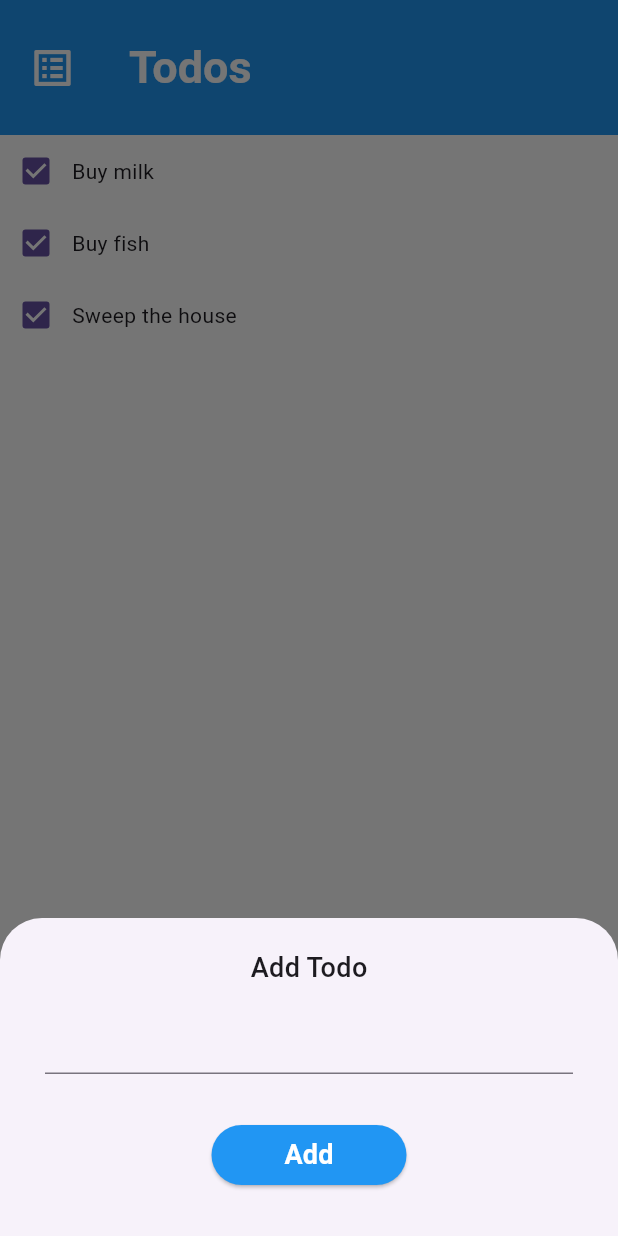
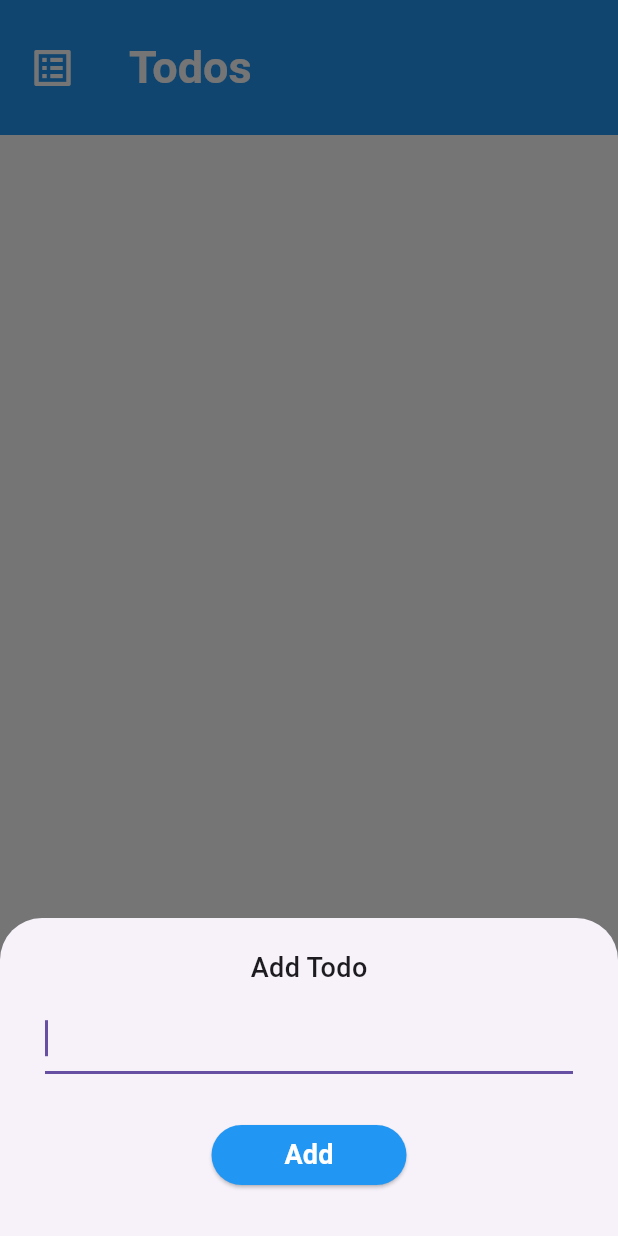
Before and after one commit to LordOlumide/todo_bootcamp, a Flutter app: the TodoScreen screen opened directly, after a tap on the "add" icon, on a phone screen of 412 x 824 dp. Run offline on Flutter 3.47's test engine with Material 3 defaults, Android fonts, the phone set to English and light mode, and no system bars.

Commit message:
Implemented adding todos

```diff
--- a/lib/models/todo_model.dart
+++ b/lib/models/todo_model.dart
@@ -1,14 +1,14 @@
 class Todo {
   final String content;
-  // final bool isDone;
+  final bool isDone;
 
   const Todo({
     required this.content,
-    // required this.isDone,
+    required this.isDone,
   });
 
   @override
   String toString() {
-    return 'Todo(content: $content)';
+    return 'Todo(content: $content, isDone: $isDone)';
   }
 }
--- a/lib/screens/todo_screen.dart
+++ b/lib/screens/todo_screen.dart
@@ -11,16 +11,10 @@ class TodoScreen extends StatefulWidget {
 }
 
 class _TodoScreenState extends State<TodoScreen> {
-  List<Todo> dummyTodos = [
-    Todo(content: 'Buy milk'),
-    Todo(content: 'Buy fish'),
-    Todo(content: 'Sweep the house'),
-  ];
+  List<Todo> todos = [];
 
   @override
   Widget build(BuildContext context) {
-    print(dummyTodos);
-
     return Scaffold(
       backgroundColor: Colors.white,
       appBar: AppBar(
@@ -46,7 +40,7 @@ class _TodoScreenState extends State<TodoScreen> {
           );
           if (result != null && result is String) {
             setState(() {
-              dummyTodos.add(Todo(content: result));
+              todos.add(Todo(content: result, isDone: false));
             });
           }
         },
@@ -57,14 +51,17 @@ class _TodoScreenState extends State<TodoScreen> {
       ),
       body: Column(
         children: [
-          for (int index = 0; index < dummyTodos.length; index++)
+          for (int index = 0; index < todos.length; index++)
             TodoContainer(
-              todo: dummyTodos[index],
-              isSelected: true,
+              todo: todos[index],
               onTodoChanged: (bool newValue) {
-                // setState(() {
-                //   states[0] = !states[0];
-                // });
+                Todo newTodo = Todo(
+                  content: todos[index].content,
+                  isDone: !todos[index].isDone,
+                );
+                setState(() {
+                  todos[index] = newTodo;
+                });
               },
             ),
         ],
--- a/lib/widgets/todo_bottom_sheet.dart
+++ b/lib/widgets/todo_bottom_sheet.dart
@@ -42,7 +42,7 @@ class _TodoBottomSheetState extends State<TodoBottomSheet> {
                 style: TextStyle(fontSize: 18, fontWeight: FontWeight.w500),
               ),
               const SizedBox(height: 10),
-              TextField(controller: _controller),
+              TextField(controller: _controller, autofocus: true),
               const SizedBox(height: 30),
               ElevatedButton(
                 onPressed: () {
--- a/lib/widgets/todo_container.dart
+++ b/lib/widgets/todo_container.dart
@@ -3,32 +3,26 @@ import 'package:flutter/material.dart';
 
 class TodoContainer extends StatelessWidget {
   final Todo todo;
-  final bool isSelected;
   final Function(bool) onTodoChanged;
 
   const TodoContainer({
     super.key,
     required this.todo,
-    required this.isSelected,
     required this.onTodoChanged,
   });
 
   @override
   Widget build(BuildContext context) {
-    return Container(
-      child: Row(
-        children: [
-          Checkbox(
-            value: isSelected,
-            onChanged: (bool? newValue) {
-              if (newValue != null) {
-                onTodoChanged(newValue);
-              }
-            },
-          ),
-          Text(todo.content),
-        ],
+    return ListTile(
+      leading: Checkbox(
+        value: todo.isDone,
+        onChanged: (bool? newValue) {
+          if (newValue != null) {
+            onTodoChanged(newValue);
+          }
+        },
       ),
+      title: Text(todo.content),
     );
   }
 }
```
